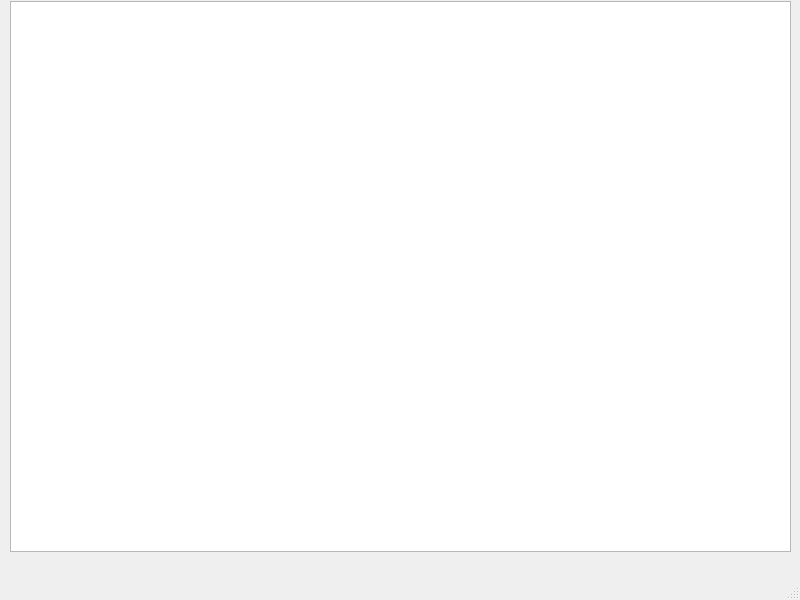
This is proyecto_final/ventana.ui in davidortiz3/documento_proyecto_final as Qt 5 draws it before an edit. The edited form follows.
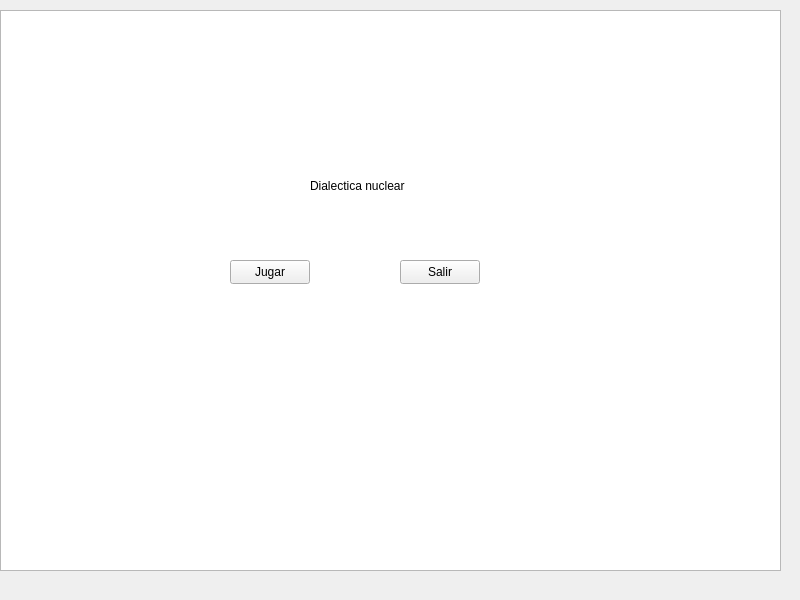
This is the edited form.

Patch:
```diff
--- a/proyecto_final/ventana.ui
+++ b/proyecto_final/ventana.ui
@@ -14,28 +14,76 @@
    <string>ventana</string>
   </property>
   <widget class="QWidget" name="centralwidget">
-   <widget class="QGraphicsView" name="graphicsView">
+   <widget class="QWidget" name="Juego" native="true">
     <property name="geometry">
      <rect>
-      <x>10</x>
-      <y>1</y>
-      <width>781</width>
-      <height>551</height>
+      <x>0</x>
+      <y>10</y>
+      <width>791</width>
+      <height>561</height>
      </rect>
     </property>
+    <widget class="QGraphicsView" name="graphicsView">
+     <property name="geometry">
+      <rect>
+       <x>0</x>
+       <y>0</y>
+       <width>781</width>
+       <height>561</height>
+      </rect>
+     </property>
+    </widget>
+    <widget class="QWidget" name="widget" native="true">
+     <property name="geometry">
+      <rect>
+       <x>210</x>
+       <y>70</y>
+       <width>301</width>
+       <height>351</height>
+      </rect>
+     </property>
+     <widget class="QPushButton" name="pushButton">
+      <property name="geometry">
+       <rect>
+        <x>20</x>
+        <y>180</y>
+        <width>80</width>
+        <height>24</height>
+       </rect>
+      </property>
+      <property name="text">
+       <string>Jugar</string>
+      </property>
+     </widget>
+     <widget class="QPushButton" name="pushButton_2">
+      <property name="geometry">
+       <rect>
+        <x>190</x>
+        <y>180</y>
+        <width>80</width>
+        <height>24</height>
+       </rect>
+      </property>
+      <property name="text">
+       <string>Salir</string>
+      </property>
+     </widget>
+     <widget class="QLabel" name="label">
+      <property name="geometry">
+       <rect>
+        <x>100</x>
+        <y>90</y>
+        <width>131</width>
+        <height>31</height>
+       </rect>
+      </property>
+      <property name="text">
+       <string>Dialectica nuclear</string>
+      </property>
+     </widget>
+    </widget>
    </widget>
   </widget>
-  <widget class="QMenuBar" name="menubar">
-   <property name="geometry">
-    <rect>
-     <x>0</x>
-     <y>0</y>
-     <width>800</width>
-     <height>21</height>
-    </rect>
-   </property>
-  </widget>
-  <widget class="QStatusBar" name="statusbar"/>
  </widget>
  <resources/>
  <connections/>
```
